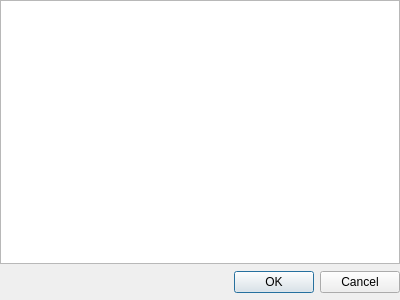
ChoudharyRamesh/Force-Directed-Graph-Layout, file dialog.ui: the form before one commit.
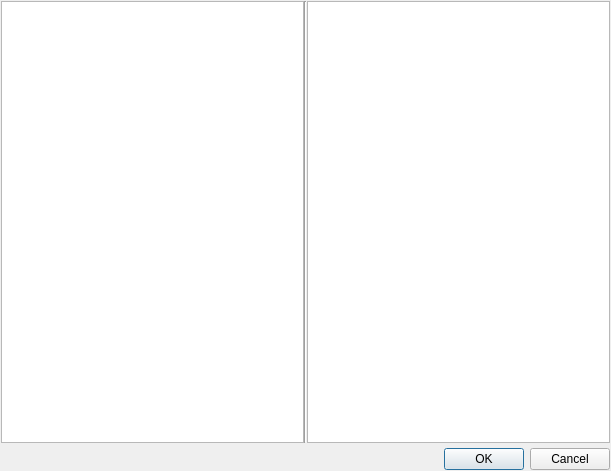
The form after the commit.

Patch:
```diff
--- a/dialog.ui
+++ b/dialog.ui
@@ -6,8 +6,8 @@
    <rect>
     <x>0</x>
     <y>0</y>
-    <width>400</width>
-    <height>300</height>
+    <width>611</width>
+    <height>471</height>
    </rect>
   </property>
   <property name="windowTitle">
@@ -15,19 +15,24 @@
   </property>
   <layout class="QVBoxLayout" name="verticalLayout">
    <property name="spacing">
-    <number>7</number>
+    <number>5</number>
    </property>
    <property name="leftMargin">
-    <number>0</number>
+    <number>1</number>
    </property>
    <property name="topMargin">
-    <number>0</number>
+    <number>1</number>
    </property>
    <property name="rightMargin">
-    <number>0</number>
+    <number>1</number>
    </property>
    <property name="bottomMargin">
-    <number>7</number>
+    <number>1</number>
+   </property>
+   <item>
+    <layout class="QHBoxLayout" name="horizontalLayout">
+     <property name="spacing">
+      <number>0</number>
    </property>
    <item>
     <widget class="QPlainTextEdit" name="plainTextEdit">
@@ -35,6 +40,18 @@
       <string notr="true"/>
      </property>
     </widget>
+     </item>
+     <item>
+      <widget class="Line" name="line">
+       <property name="orientation">
+        <enum>Qt::Vertical</enum>
+       </property>
+      </widget>
+     </item>
+     <item>
+      <widget class="QPlainTextEdit" name="plainTextEdit_2"/>
+     </item>
+    </layout>
    </item>
    <item>
     <widget class="QDialogButtonBox" name="buttonBox">
```
Lines whose indentation alone changed are shown as unchanged.
